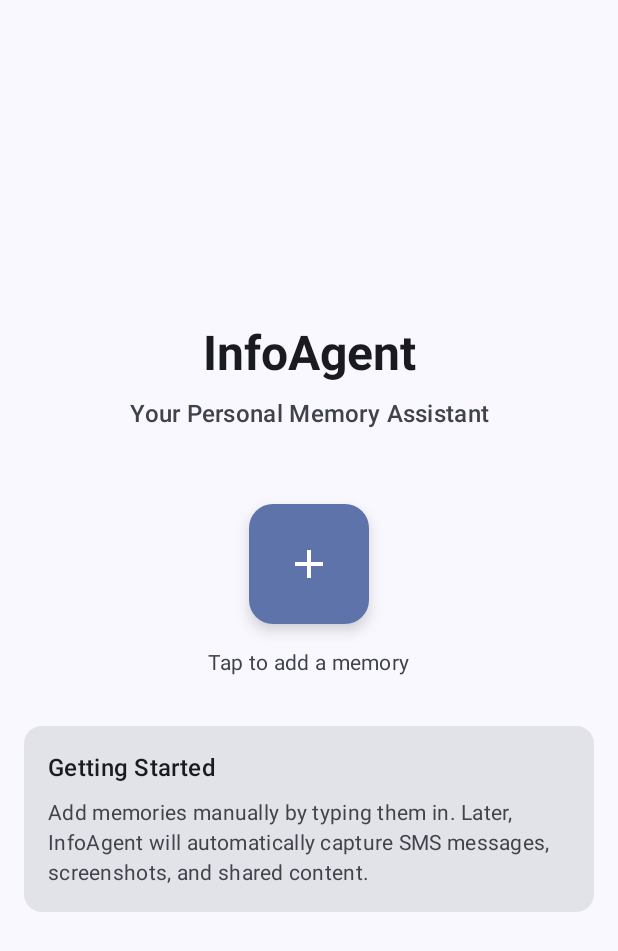
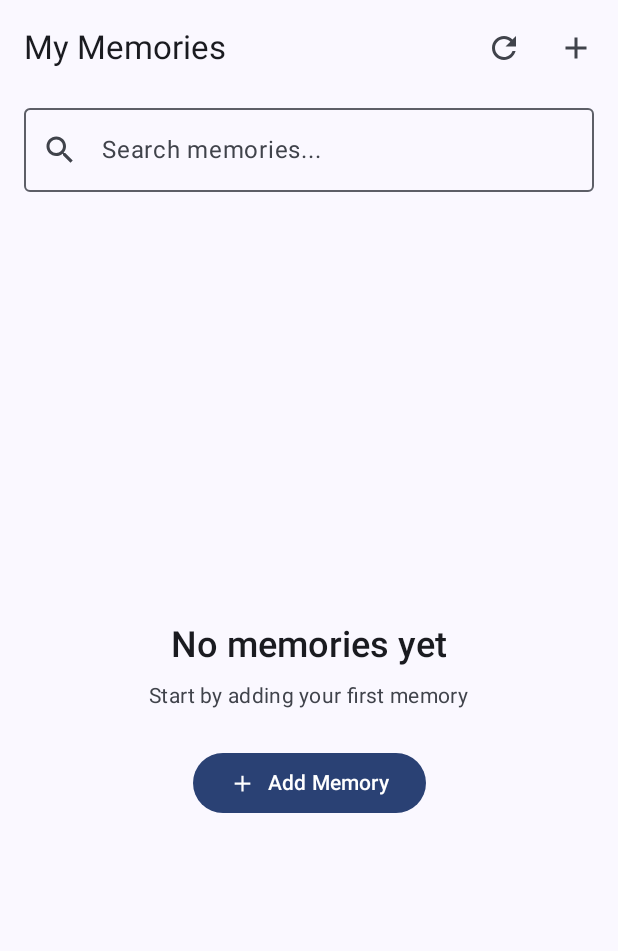
Before and after one commit to jxitc/info_agent, an Android app built with Jetpack Compose: the screen it shows after launch (MainActivity), on a phone screen of 412 x 824 dp. Shown: the top 951 px of the screen. Run offline under Robolectric (Android 15) with nearby library versions, the phone set to English and light mode, and no system bars; our stand-ins replace Room's generated code.

Commit message:
Android client: Memory List View complete (Phase 3.0.4)
- Created comprehensive MemoryListScreen with search, refresh, and navigation
- Implemented MemoryListViewModel with reactive data loading and search
- Built Material Design 3 memory cards with titles, content previews, and metadata
- Added real-time search functionality across memory content and titles
- Integrated upload status indicators (pending vs synced memories)
- Created empty state with helpful call-to-action for first-time users
- Updated navigation to start with memory list (more useful than welcome screen)
- Enhanced AppContainer with MemoryListViewModel factory
- Fixed deprecated SearchBar API usage with modern OutlinedTextField

Features:
- Real-time search with instant filtering
- Upload status tracking for server sync visibility
- Clean memory card design with source type chips and timestamps
- Empty state handling with guided user experience
- Proper loading states and comprehensive error handling
- Responsive Material Design 3 UI throughout

Ready for Phase 3.0.5: InfoAgent server integration

🤖 Generated with [Claude Code](https://claude.ai/code)

Co-Authored-By: Claude <noreply@anthropic.com>

```diff
--- a/android_client/InfoAgent/app/src/main/java/com/jxitc/infoagent/MainActivity.kt
+++ b/android_client/InfoAgent/app/src/main/java/com/jxitc/infoagent/MainActivity.kt
@@ -14,7 +14,7 @@ import androidx.navigation.compose.NavHost
 import androidx.navigation.compose.composable
 import androidx.navigation.compose.rememberNavController
 import com.jxitc.infoagent.presentation.screen.AddMemoryScreen
-import com.jxitc.infoagent.presentation.screen.HomeScreen
+import com.jxitc.infoagent.presentation.screen.MemoryListScreen
 import com.jxitc.infoagent.ui.theme.InfoAgentTheme
 
 class MainActivity : ComponentActivity() {
@@ -41,11 +41,13 @@ fun InfoAgentApp(appContainer: com.jxitc.infoagent.di.AppContainer) {
     Scaffold(modifier = Modifier.fillMaxSize()) { innerPadding ->
         NavHost(
             navController = navController,
-            startDestination = "home",
+            startDestination = "memory_list",
             modifier = Modifier.padding(innerPadding)
         ) {
-            composable("home") {
-                HomeScreen(
+            composable("memory_list") {
+                val viewModel = remember { appContainer.createMemoryListViewModel() }
+                MemoryListScreen(
+                    viewModel = viewModel,
                     onNavigateToAddMemory = {
                         navController.navigate("add_memory")
                     }
--- a/android_client/InfoAgent/app/src/main/java/com/jxitc/infoagent/di/AppContainer.kt
+++ b/android_client/InfoAgent/app/src/main/java/com/jxitc/infoagent/di/AppContainer.kt
@@ -7,6 +7,7 @@ import com.jxitc.infoagent.domain.repository.MemoryRepository
 import com.jxitc.infoagent.domain.usecase.CreateMemoryUseCase
 import com.jxitc.infoagent.domain.usecase.GetMemoriesUseCase
 import com.jxitc.infoagent.presentation.viewmodel.AddMemoryViewModel
+import com.jxitc.infoagent.presentation.viewmodel.MemoryListViewModel
 
 class AppContainer(private val context: Context) {
 
@@ -29,4 +30,8 @@ class AppContainer(private val context: Context) {
     fun createAddMemoryViewModel(): AddMemoryViewModel {
         return AddMemoryViewModel(createMemoryUseCase)
     }
+
+    fun createMemoryListViewModel(): MemoryListViewModel {
+        return MemoryListViewModel(getMemoriesUseCase)
+    }
 }
--- /dev/null
+++ b/android_client/InfoAgent/app/src/main/java/com/jxitc/infoagent/presentation/screen/MemoryListScreen.kt
@@ -0,0 +1,253 @@
+package com.jxitc.infoagent.presentation.screen
+
+import androidx.compose.foundation.layout.*
+import androidx.compose.foundation.lazy.LazyColumn
+import androidx.compose.foundation.lazy.items
+import androidx.compose.material.icons.Icons
+import androidx.compose.material.icons.filled.Add
+import androidx.compose.material.icons.filled.Clear
+import androidx.compose.material.icons.filled.Refresh
+import androidx.compose.material.icons.filled.Search
+import androidx.compose.material3.*
+import androidx.compose.runtime.*
+import androidx.compose.ui.Alignment
+import androidx.compose.ui.Modifier
+import androidx.compose.ui.text.font.FontWeight
+import androidx.compose.ui.text.style.TextOverflow
+import androidx.compose.ui.unit.dp
+import androidx.lifecycle.compose.collectAsStateWithLifecycle
+import com.jxitc.infoagent.domain.model.Memory
+import com.jxitc.infoagent.presentation.viewmodel.MemoryListViewModel
+import java.time.format.DateTimeFormatter
+
+@OptIn(ExperimentalMaterial3Api::class)
+@Composable
+fun MemoryListScreen(
+    viewModel: MemoryListViewModel,
+    onNavigateToAddMemory: () -> Unit = {}
+) {
+    val memories by viewModel.memories.collectAsStateWithLifecycle()
+    val searchQuery by viewModel.searchQuery.collectAsStateWithLifecycle()
+    val isLoading by viewModel.isLoading.collectAsStateWithLifecycle()
+    val error by viewModel.error.collectAsStateWithLifecycle()
+
+    Column(
+        modifier = Modifier.fillMaxSize()
+    ) {
+        // Top App Bar with Search
+        TopAppBar(
+            title = { Text("My Memories") },
+            actions = {
+                IconButton(onClick = viewModel::refreshMemories) {
+                    Icon(
+                        imageVector = Icons.Default.Refresh,
+                        contentDescription = "Refresh"
+                    )
+                }
+                IconButton(onClick = onNavigateToAddMemory) {
+                    Icon(
+                        imageVector = Icons.Default.Add,
+                        contentDescription = "Add Memory"
+                    )
+                }
+            }
+        )
+
+        // Search Bar
+        OutlinedTextField(
+            value = searchQuery,
+            onValueChange = viewModel::searchMemories,
+            modifier = Modifier
+                .fillMaxWidth()
+                .padding(horizontal = 16.dp, vertical = 8.dp),
+            placeholder = { Text("Search memories...") },
+            leadingIcon = {
+                Icon(
+                    imageVector = Icons.Default.Search,
+                    contentDescription = "Search"
+                )
+            },
+            trailingIcon = {
+                if (searchQuery.isNotBlank()) {
+                    IconButton(onClick = viewModel::clearSearch) {
+                        Icon(
+                            imageVector = Icons.Default.Clear,
+                            contentDescription = "Clear"
+                        )
+                    }
+                }
+            },
+            singleLine = true
+        )
+
+        // Error Display
+        error?.let { errorMessage ->
+            Card(
+                modifier = Modifier
+                    .fillMaxWidth()
+                    .padding(horizontal = 16.dp),
+                colors = CardDefaults.cardColors(
+                    containerColor = MaterialTheme.colorScheme.errorContainer
+                )
+            ) {
+                Text(
+                    text = errorMessage,
+                    modifier = Modifier.padding(16.dp),
+                    color = MaterialTheme.colorScheme.onErrorContainer
+                )
+            }
+            Spacer(modifier = Modifier.height(8.dp))
+        }
+
+        // Content
+        Box(modifier = Modifier.fillMaxSize()) {
+            when {
+                isLoading -> {
+                    CircularProgressIndicator(
+                        modifier = Modifier.align(Alignment.Center)
+                    )
+                }
+
+                memories.isEmpty() -> {
+                    EmptyMemoriesView(
+                        onAddMemory = onNavigateToAddMemory,
+                        modifier = Modifier.align(Alignment.Center)
+                    )
+                }
+
+                else -> {
+                    LazyColumn(
+                        contentPadding = PaddingValues(16.dp),
+                        verticalArrangement = Arrangement.spacedBy(8.dp)
+                    ) {
+                        items(memories) { memory ->
+                            MemoryCard(memory = memory)
+                        }
+                    }
+                }
+            }
+        }
+    }
+}
+
+@Composable
+private fun MemoryCard(
+    memory: Memory,
+    modifier: Modifier = Modifier
+) {
+    Card(
+        modifier = modifier.fillMaxWidth(),
+        elevation = CardDefaults.cardElevation(defaultElevation = 2.dp)
+    ) {
+        Column(
+            modifier = Modifier.padding(16.dp)
+        ) {
+            // Header with source type and date
+            Row(
+                modifier = Modifier.fillMaxWidth(),
+                horizontalArrangement = Arrangement.SpaceBetween,
+                verticalAlignment = Alignment.CenterVertically
+            ) {
+                SourceTypeChip(sourceType = memory.sourceType.name)
+                Text(
+                    text = memory.createdAt.format(DateTimeFormatter.ofPattern("MMM dd, HH:mm")),
+                    style = MaterialTheme.typography.bodySmall,
+                    color = MaterialTheme.colorScheme.onSurfaceVariant
+                )
+            }
+
+            Spacer(modifier = Modifier.height(8.dp))
+
+            // Title
+            Text(
+                text = memory.title,
+                style = MaterialTheme.typography.titleMedium,
+                fontWeight = FontWeight.Medium,
+                maxLines = 2,
+                overflow = TextOverflow.Ellipsis
+            )
+
+            Spacer(modifier = Modifier.height(4.dp))
+
+            // Content preview
+            Text(
+                text = memory.content,
+                style = MaterialTheme.typography.bodyMedium,
+                color = MaterialTheme.colorScheme.onSurfaceVariant,
+                maxLines = 3,
+                overflow = TextOverflow.Ellipsis
+            )
+
+            // Upload status indicator
+            if (!memory.isUploaded) {
+                Spacer(modifier = Modifier.height(8.dp))
+                Row(
+                    verticalAlignment = Alignment.CenterVertically
+                ) {
+                    Icon(
+                        imageVector = Icons.Default.Refresh,
+                        contentDescription = "Not uploaded",
+                        modifier = Modifier.size(16.dp),
+                        tint = MaterialTheme.colorScheme.primary
+                    )
+                    Spacer(modifier = Modifier.width(4.dp))
+                    Text(
+                        text = "Pending upload",
+                        style = MaterialTheme.typography.bodySmall,
+                        color = MaterialTheme.colorScheme.primary
+                    )
+                }
+            }
+        }
+    }
+}
+
+@Composable
+private fun SourceTypeChip(sourceType: String) {
+    AssistChip(
+        onClick = { },
+        label = {
+            Text(
+                text = sourceType,
+                style = MaterialTheme.typography.bodySmall
+            )
+        }
+    )
+}
+
+@Composable
+private fun EmptyMemoriesView(
+    onAddMemory: () -> Unit,
+    modifier: Modifier = Modifier
+) {
+    Column(
+        modifier = modifier.padding(32.dp),
+        horizontalAlignment = Alignment.CenterHorizontally
+    ) {
+        Text(
+            text = "No memories yet",
+            style = MaterialTheme.typography.headlineSmall,
+            fontWeight = FontWeight.Medium
+        )
+
+        Spacer(modifier = Modifier.height(8.dp))
+
+        Text(
+            text = "Start by adding your first memory",
+            style = MaterialTheme.typography.bodyMedium,
+            color = MaterialTheme.colorScheme.onSurfaceVariant
+        )
+
+        Spacer(modifier = Modifier.height(24.dp))
+
+        Button(onClick = onAddMemory) {
+            Icon(
+                imageVector = Icons.Default.Add,
+                contentDescription = null,
+                modifier = Modifier.size(18.dp)
+            )
+            Spacer(modifier = Modifier.width(8.dp))
+            Text("Add Memory")
+        }
+    }
+}
--- /dev/null
+++ b/android_client/InfoAgent/app/src/main/java/com/jxitc/infoagent/presentation/viewmodel/MemoryListViewModel.kt
@@ -0,0 +1,68 @@
+package com.jxitc.infoagent.presentation.viewmodel
+
+import androidx.lifecycle.viewModelScope
+import com.jxitc.infoagent.domain.model.Memory
+import com.jxitc.infoagent.domain.usecase.GetMemoriesUseCase
+import kotlinx.coroutines.flow.MutableStateFlow
+import kotlinx.coroutines.flow.StateFlow
+import kotlinx.coroutines.flow.asStateFlow
+import kotlinx.coroutines.launch
+
+class MemoryListViewModel(
+    private val getMemoriesUseCase: GetMemoriesUseCase
+) : BaseViewModel() {
+
+    private val _memories = MutableStateFlow<List<Memory>>(emptyList())
+    val memories: StateFlow<List<Memory>> = _memories.asStateFlow()
+
+    private val _searchQuery = MutableStateFlow("")
+    val searchQuery: StateFlow<String> = _searchQuery.asStateFlow()
+
+    init {
+        loadMemories()
+    }
+
+    fun loadMemories() {
+        viewModelScope.launch(exceptionHandler) {
+            setLoading(true)
+            try {
+                getMemoriesUseCase.getRecentMemories(50).collect { memoriesList ->
+                    _memories.value = memoriesList
+                    setLoading(false)
+                }
+            } catch (e: Exception) {
+                handleError("Failed to load memories: ${e.message}")
+            }
+        }
+    }
+
+    fun searchMemories(query: String) {
+        _searchQuery.value = query
+
+        viewModelScope.launch(exceptionHandler) {
+            setLoading(true)
+            try {
+                getMemoriesUseCase.searchMemories(query).collect { memoriesList ->
+                    _memories.value = memoriesList
+                    setLoading(false)
+                }
+            } catch (e: Exception) {
+                handleError("Failed to search memories: ${e.message}")
+            }
+        }
+    }
+
+    fun clearSearch() {
+        _searchQuery.value = ""
+        loadMemories()
+    }
+
+    fun refreshMemories() {
+        clearError()
+        if (_searchQuery.value.isBlank()) {
+            loadMemories()
+        } else {
+            searchMemories(_searchQuery.value)
+        }
+    }
+}
```
